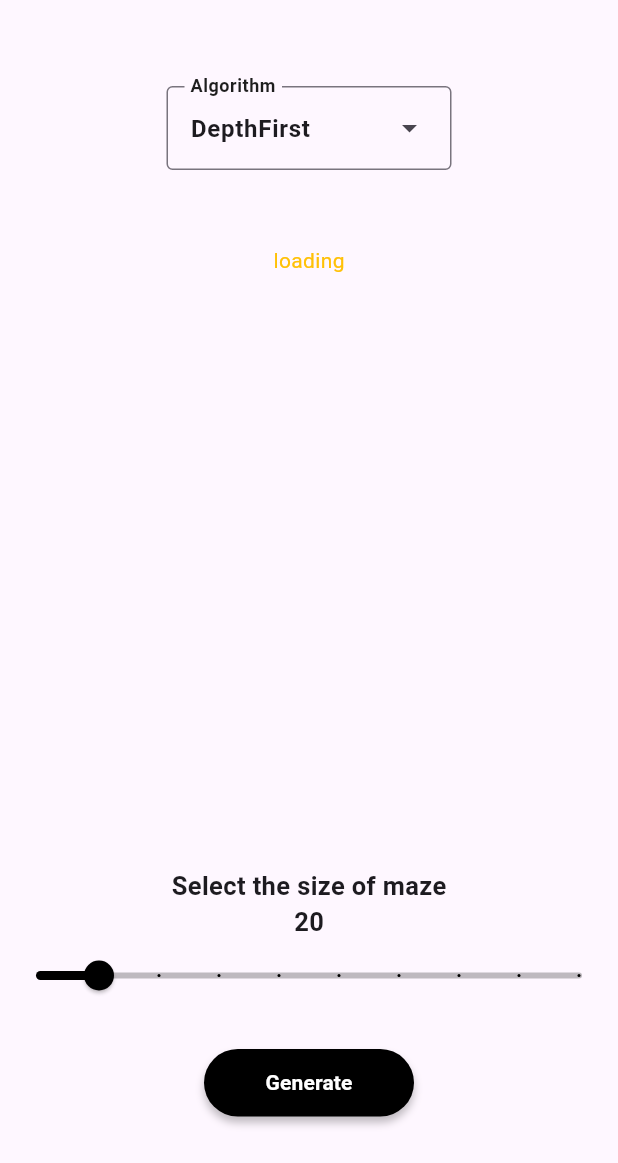
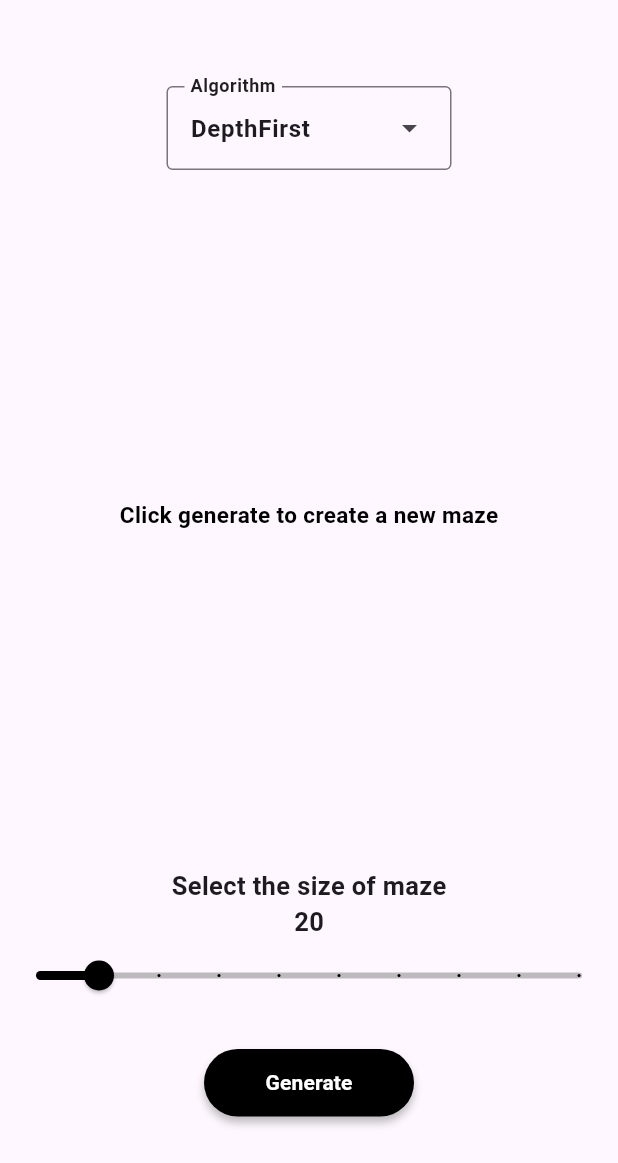
Before and after one commit to dylan-1006/maze_generator, a Flutter app: the screen it shows after launch, on a phone screen of 412 x 824 dp, the part 73-1236 px from its top. Run offline on Flutter 3.47's test engine with Material 3 defaults, Android fonts, the phone set to English and light mode, and no system bars; Roboto replaces fonts that are missing (SF-Pro).

Commit message:
Changed text that is display when no maze has been created yet

```diff
--- a/lib/home.dart
+++ b/lib/home.dart
@@ -19,12 +19,6 @@ class _HomeScreenState extends State<HomeScreen> {
   int previousMazeSize = 20;
   bool finishedDrawing = false;
 
-  void initState() {
-    // maze = Maze(10, 10);
-    // generator = MazeGenerator(maze);
-    // generator.generateMaze();
-  }
-
   @override
   Widget build(BuildContext context) {
     return Scaffold(
@@ -41,14 +35,18 @@ class _HomeScreenState extends State<HomeScreen> {
           children: [
             AlgorithmDropDown(),
             Container(
+              alignment: Alignment.center,
               height: 360,
               margin: EdgeInsets.symmetric(horizontal: 25),
               decoration: BoxDecoration(color: Colors.transparent),
               child: finishedDrawing
                   ? MazeWidget(generator.maze)
                   : Text(
-                      'loading',
-                      style: TextStyle(color: Colors.amber),
+                      'Click generate to create a new maze',
+                      style: TextStyle(
+                          color: Colors.black,
+                          fontWeight: FontWeight.w600,
+                          fontSize: 15),
                     ),
             ),
             Container(
```
